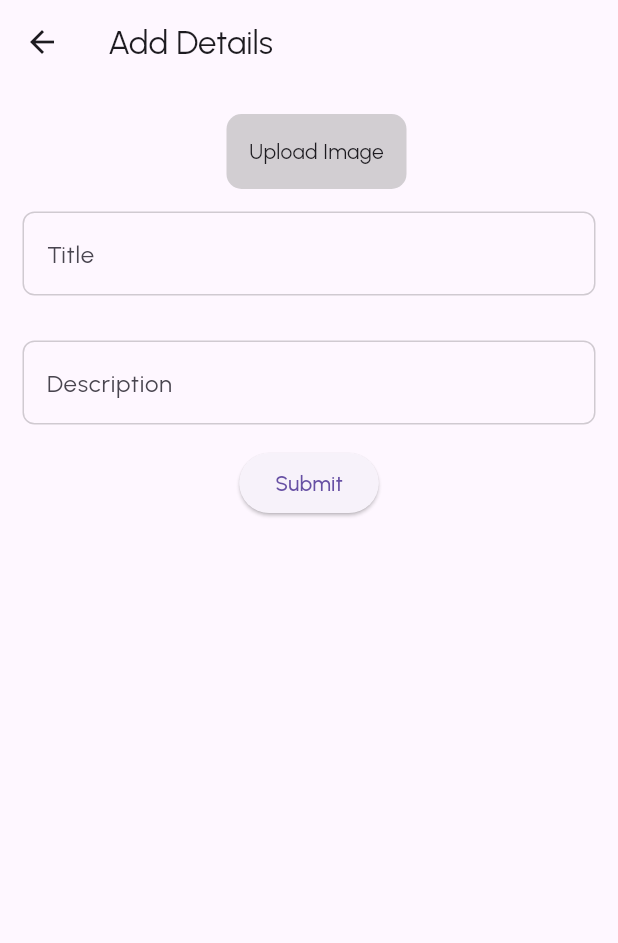
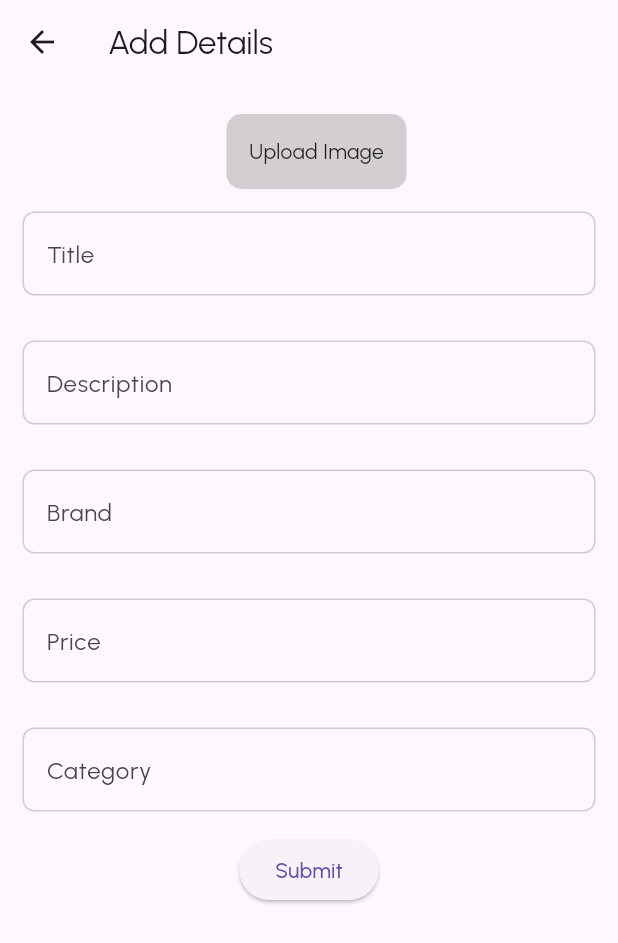
Before and after one commit to Nishmakv/phone_app, a Flutter app: the AddScreen screen opened directly, after a tap on "Submit", on a phone screen of 412 x 824 dp. Shown: the top 943 px of the screen. Run offline on Flutter 3.47's test engine with Material 3 defaults, Android fonts, the phone set to English and light mode, and no system bars; our stand-ins replace bloc, card_swiper, dio, flutter_bloc, freezed_annotation, google_fonts and 1 more; network calls fail.

Commit message:
final commit

```diff
--- a/lib/data_source/product_add_data_source.dart
+++ b/lib/data_source/product_add_data_source.dart
@@ -7,8 +7,8 @@ class AddProductDataSource {
   Future addProduct({
     required String? title,
     required String? description,
+    required String? brand,
     required String? category,
-    required String? brand,
     required int price,
   }) async {
     Product addProduct;
@@ -18,8 +18,8 @@ class AddProductDataSource {
       data: {
         "title": title,
         "description": description,
+        "brand": brand,
         "category": category,
-        "brand": brand,
         "price": price,
       },
       options: Options(
--- a/lib/product_add/bloc/product_add_bloc.dart
+++ b/lib/product_add/bloc/product_add_bloc.dart
@@ -11,14 +11,14 @@ class ProductAddBloc extends Bloc<ProductAddEvent, ProductAddState> {
   ProductAddBloc() : super(_Initial()) {
     on<ProductAddEvent>((event, emit) async {
       await event.when(
-          addProduct: (title, category, brand, description, price) async {
+          addProduct: (title, description, brand, category, price) async {
         emit(ProductAddState.loading());
         try {
           final dataResponse = await addProductDataSource.addProduct(
               title: title,
               description: description,
+              brand: brand,
               category: category,
-              brand: brand,
               price: price);
           if (dataResponse != null) {
             emit(ProductAddState.success());
@@ -26,7 +26,7 @@ class ProductAddBloc extends Bloc<ProductAddEvent, ProductAddState> {
             emit(ProductAddState.failure());
           }
         } catch (e) {
-           emit(ProductAddState.failure());
+          emit(ProductAddState.failure());
         }
       });
     });
--- a/lib/screens/add.dart
+++ b/lib/screens/add.dart
@@ -16,6 +16,9 @@ class AddScreen extends StatefulWidget {
 class _AddScreenState extends State<AddScreen> {
   TextEditingController titleController = TextEditingController();
   TextEditingController descriptionController = TextEditingController();
+  TextEditingController brandController = TextEditingController();
+  TextEditingController categoryController = TextEditingController();
+  TextEditingController priceController = TextEditingController();
   XFile? image;
   ImagePicker? imagePicker;
   Future pickImage(String a) async {
@@ -61,7 +64,7 @@ class _AddScreenState extends State<AddScreen> {
       listener: (context, state) {
         if (state is Success) {
           ScaffoldMessenger.of(context).showSnackBar(
-            SnackBar(
+            const SnackBar(
               content: Text('Successfull'),
             ),
           );
@@ -72,6 +75,7 @@ class _AddScreenState extends State<AddScreen> {
           title: const Text('Add Details'),
         ),
         body: SafeArea(
+          child: SingleChildScrollView(
             child: Column(
               children: [
                 Padding(
@@ -106,15 +110,28 @@ class _AddScreenState extends State<AddScreen> {
                     controller: descriptionController,
                     label: 'Description',
                     hint: 'Add Description'),
+                TextFieldWidget(
+                    controller: brandController,
+                    label: 'Brand',
+                    hint: 'Add brand'),
+                TextFieldWidget(
+                    controller: priceController,
+                    label: 'Price',
+                    hint: 'Add price'),
+                TextFieldWidget(
+                    controller: categoryController,
+                    label: 'Category',
+                    hint: 'Add category'),
                 ElevatedButton(
                   onPressed: () {
                     context.read<ProductAddBloc>().add(
                           ProductAddEvent.addProduct(
                             title: titleController.text,
                             description: descriptionController.text,
-                            brand: 'kk',
-                            category: 'kk',
-                            price: 500),
+                            brand: brandController.text,
+                            category: categoryController.text,
+                            price: int.parse(priceController.text),
+                          ),
                         );
                   },
                   child: const Text('Submit'),
@@ -123,6 +140,7 @@ class _AddScreenState extends State<AddScreen> {
             ),
           ),
         ),
+      ),
     );
   }
 }
```
Lines whose indentation alone changed are shown as unchanged.
